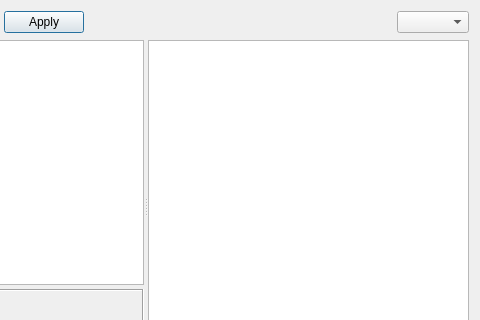
The window that src/tiled/tileanimationeditor.ui (MightyPrinny/TiledGMS14ME) describes before a commit, drawn with Qt 5; both pictures show x 189 to 669 and y 0 to 320 of the 669 by 410 pixel window.
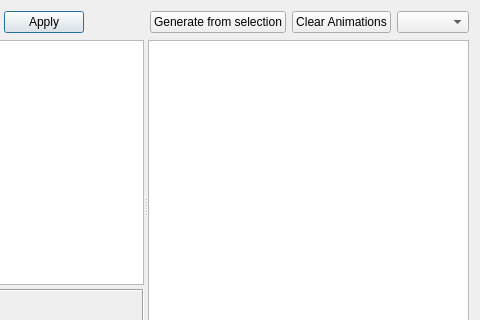
The same window after the commit. Custom widgets are drawn as their Qt base class.

Commit message: Changelog Rotated, scaled and flipped objects now snap to the grid correctly using their offsets The exporter now exports tile animations made in tiled The tile animator now has an option to help animating animated tilesets arranged in vertical or horizontal strips The tile animator now has an option to clear all animations

What changed in the file:
```diff
--- a/src/tiled/tileanimationeditor.ui
+++ b/src/tiled/tileanimationeditor.ui
@@ -65,6 +65,20 @@
        </property>
       </spacer>
      </item>
+     <item>
+      <widget class="QPushButton" name="generate">
+       <property name="text">
+        <string>Generate from selection</string>
+       </property>
+      </widget>
+     </item>
+     <item>
+      <widget class="QPushButton" name="clearAnimations">
+       <property name="text">
+        <string>Clear Animations</string>
+       </property>
+      </widget>
+     </item>
      <item>
       <widget class="QComboBox" name="zoomComboBox"/>
      </item>
```
The commit also changes 10 other files.
